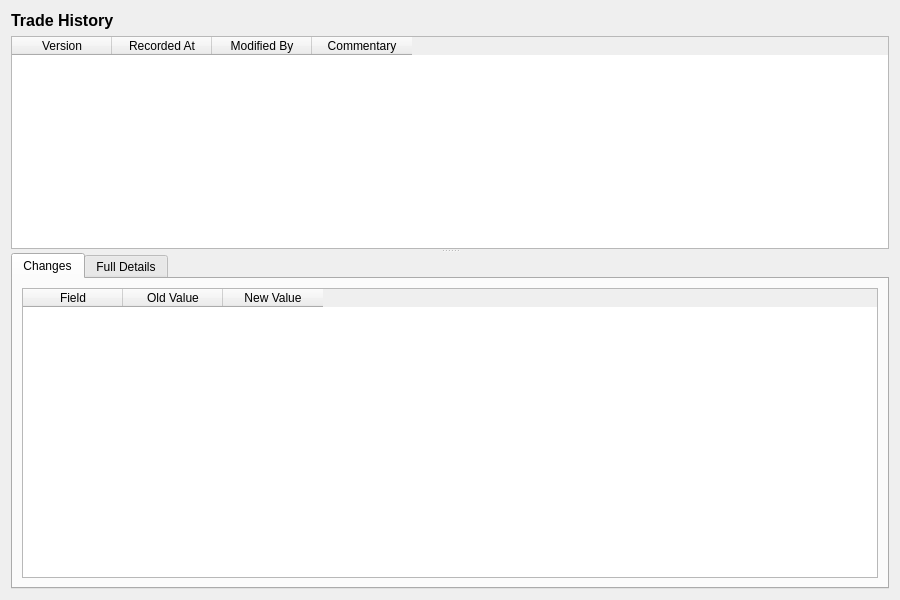
OreStudio/OreStudio, file projects/ores.qt/ui/TradeHistoryDialog.ui: the form before one commit.
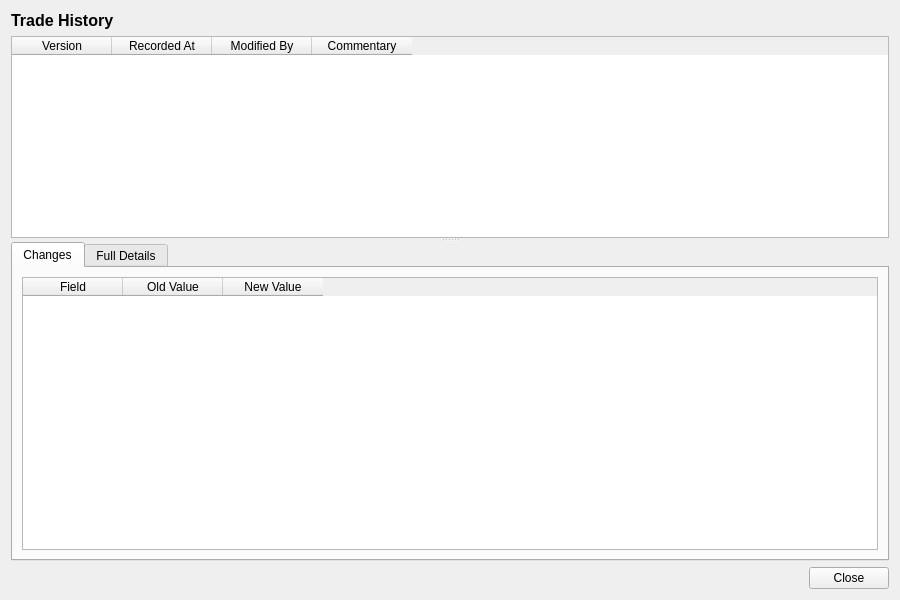
The form after the commit.

Commit message: [qt] Remove toolbars from detail dialogs; add Close button throughout

The edit to the form file:
```diff
--- a/projects/ores.qt/ui/TradeHistoryDialog.ui
+++ b/projects/ores.qt/ui/TradeHistoryDialog.ui
@@ -332,6 +332,27 @@
      </widget>
     </widget>
    </item>
+   <item>
+    <layout class="QHBoxLayout" name="buttonLayout">
+     <item>
+      <spacer name="horizontalSpacer">
+       <property name="orientation">
+        <enum>Qt::Horizontal</enum>
+       </property>
+       <property name="sizeHint" stdset="0">
+        <size><width>40</width><height>20</height></size>
+       </property>
+      </spacer>
+     </item>
+     <item>
+      <widget class="QPushButton" name="closeButton">
+       <property name="text">
+        <string>Close</string>
+       </property>
+      </widget>
+     </item>
+    </layout>
+   </item>
   </layout>
  </widget>
  <resources/>
```
Left out of the diff: 16 changed lines with no effect on the pictures. The commit also changes 201 other files.
